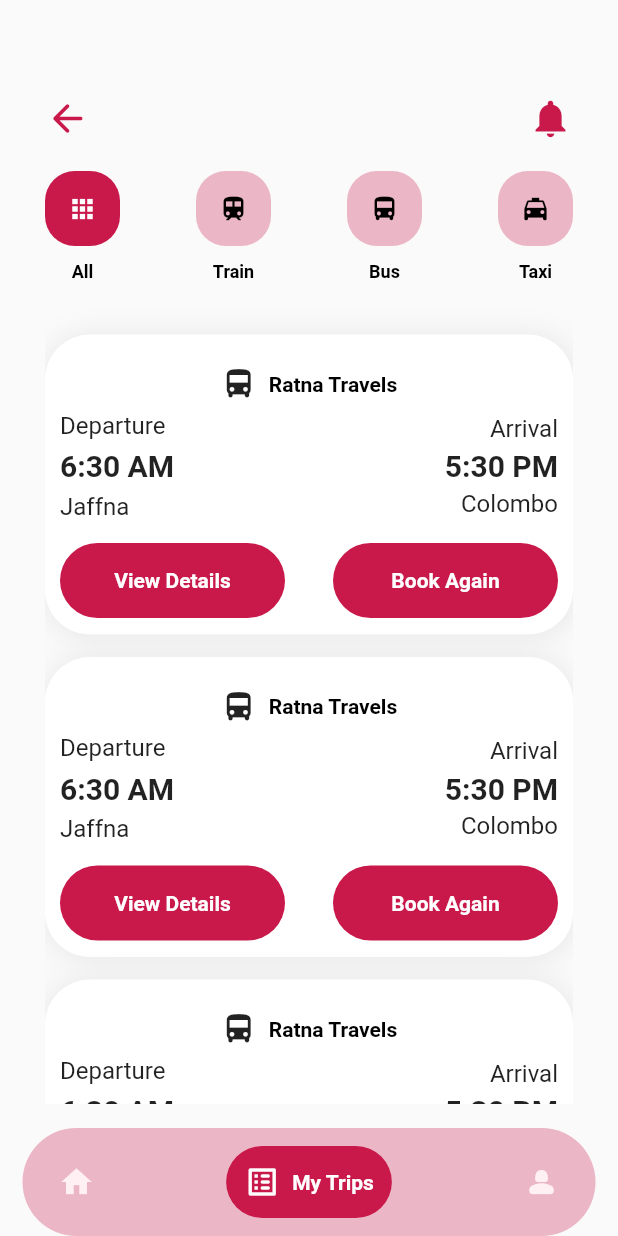
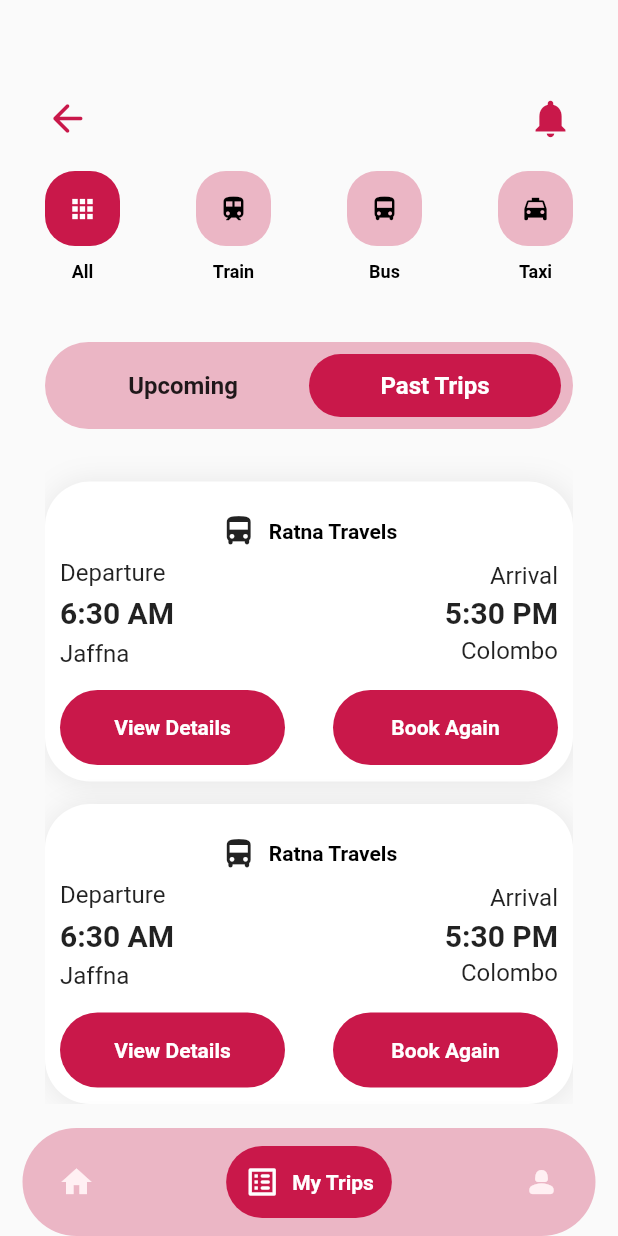
Before and after one commit to RealAbishan/nahsiba_frontend, a Flutter app: the screen it shows after launch, item 2 of the bottom bar chosen, on a phone screen of 412 x 824 dp. Run offline on Flutter 3.47's test engine with Material 2 defaults, Android fonts, the phone set to English and light mode, and no system bars; drawn by our look-alikes of google_nav_bar; our stand-ins replace flutter_riverpod, go_router, google_fonts, image_picker, qr_flutter, rive and 2 more.

Commit message:
Details Page Edited

```diff
--- a/lib/pages/NavPages/detail_page.dart
+++ b/lib/pages/NavPages/detail_page.dart
@@ -206,6 +206,93 @@ class _BusBookingDetailPageState extends State<BusBookingDetailPage> {
             ),
 
             SizedBox(height: 20,),
+
+            Center(
+              child: Container(
+                margin: const EdgeInsets.symmetric(vertical: 20),
+                height: 58,
+                width: MediaQuery.of(context).size.width ,
+                decoration: BoxDecoration(
+                  color: kPrimaryColor.withOpacity(0.3),
+                  borderRadius: BorderRadius.circular(32),
+                ),
+                padding: const EdgeInsets.symmetric(horizontal: 8, vertical: 8),
+                child: Row(
+                  children: [
+                    Expanded(
+                      child: GestureDetector(
+                        onTap: () {
+                          setState(() {
+                            tripType = true;
+                          });
+                        },
+                        child: tripType
+                            ? Container(
+                          decoration: BoxDecoration(
+                            color: kPrimaryColor,
+                            borderRadius: BorderRadius.circular(32),
+                          ),
+                          child: const Center(
+                            child: Text(
+                              "Upcoming",
+                              style: TextStyle(
+                                fontSize: 16,
+                                fontWeight: FontWeight.bold,
+                                color: Colors.white,
+                              ),
+                            ),
+                          ),
+                        )
+                            : const Center(
+                          child: Text(
+                            "Upcoming",
+                            style: TextStyle(
+                              fontSize: 16,
+                              fontWeight: FontWeight.bold,
+                            ),
+                          ),
+                        ),
+                      ),
+                    ),
+                    Expanded(
+                      child: GestureDetector(
+                        onTap: () {
+                          setState(() {
+                            tripType = false;
+                          });
+                        },
+                        child: !tripType
+                            ? Container(
+                          decoration: BoxDecoration(
+                            color: kPrimaryColor,
+                            borderRadius: BorderRadius.circular(32),
+                          ),
+                          child: const Center(
+                            child: Text(
+                              "Past Trips",
+                              style: TextStyle(
+                                fontSize: 16,
+                                fontWeight: FontWeight.bold,
+                                color: Colors.white,
+                              ),
+                            ),
+                          ),
+                        )
+                            : const Center(
+                          child: Text(
+                            "Past Trips",
+                            style: TextStyle(
+                              fontSize: 16,
+                              fontWeight: FontWeight.bold,
+                            ),
+                          ),
+                        ),
+                      ),
+                    ),
+                  ],
+                ),
+              ),
+            ),
 
             Container(
               child: SingleChildScrollView(
```
